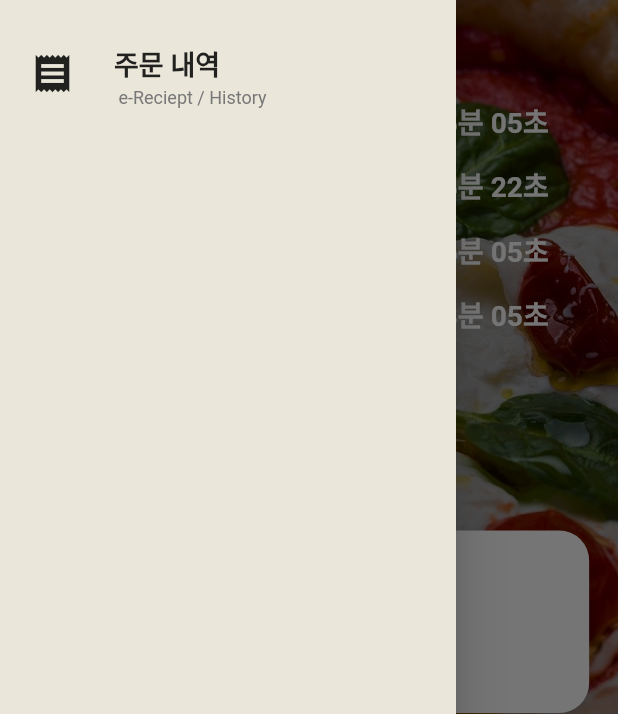
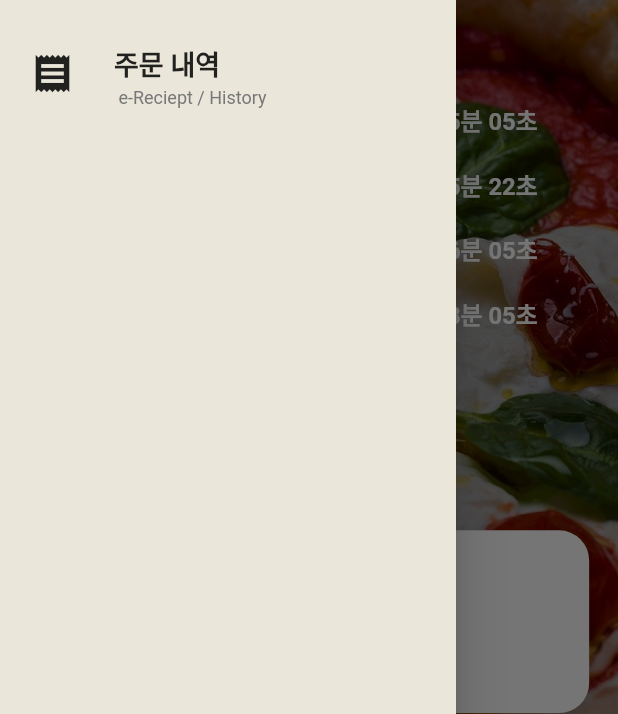
Before and after one commit to seunghwanly/commitSyndrome, a Flutter app: the OrderState widget shown alone on an empty page, opened directly, with the side drawer open, on a phone screen of 412 x 824 dp. Shown: the part 335-1049 px from the top of the screen. Run offline on Flutter 3.47's test engine with Material 2 defaults, Android fonts, the phone set to English and light mode, and no system bars.

Commit message:
폰트수정

```diff
--- a/gajuga_user/lib/component/body/order_state.dart
+++ b/gajuga_user/lib/component/body/order_state.dart
@@ -54,9 +54,9 @@ class OrderState extends StatelessWidget {
                           backgroundColor: Color.fromRGBO(0xff, 0xee, 0xe4, 1),
                         ),
                         makeWhiteText('결제완료', Colors.white, 0, 0,
-                            MediaQuery.of(context).size.width / 22),
+                            MediaQuery.of(context).size.width / 26),
                         makeWhiteText('19시 35분 05초', Colors.white, 0, 5,
-                            MediaQuery.of(context).size.width / 22),
+                            MediaQuery.of(context).size.width / 26),
                       ],
                     ),
                   ),
@@ -72,9 +72,9 @@ class OrderState extends StatelessWidget {
                                 Color.fromRGBO(0xf1, 0x7f, 0x42, 1),
                           ),
                           makeWhiteText('주문요청', Colors.white, 0, 5,
-                              MediaQuery.of(context).size.width / 22),
+                              MediaQuery.of(context).size.width / 26),
                           makeWhiteText('19시 35분 22초', Colors.white, 0, 5,
-                              MediaQuery.of(context).size.width / 22),
+                              MediaQuery.of(context).size.width / 26),
                         ],
                       )),
                   Container(
@@ -89,9 +89,9 @@ class OrderState extends StatelessWidget {
                                 Color.fromRGBO(0xce, 0x6d, 0x39, 1),
                           ),
                           makeWhiteText('주문승인', Colors.white, 0, 5,
-                              MediaQuery.of(context).size.width / 22),
+                              MediaQuery.of(context).size.width / 26),
                           makeWhiteText('19시 36분 05초', Colors.white, 0, 5,
-                              MediaQuery.of(context).size.width / 22),
+                              MediaQuery.of(context).size.width / 26),
                         ],
                       )),
                   Container(
@@ -106,9 +106,9 @@ class OrderState extends StatelessWidget {
                                 Color.fromRGBO(0x00, 0x00, 0x00, 1),
                           ),
                           makeWhiteText('준비완료', Colors.white, 0, 5,
-                              MediaQuery.of(context).size.width / 22),
+                              MediaQuery.of(context).size.width / 26),
                           makeWhiteText('19시 38분 05초', Colors.white, 0, 5,
-                              MediaQuery.of(context).size.width / 22),
+                              MediaQuery.of(context).size.width / 26),
                         ],
                       )),
                 ],
@@ -159,19 +159,19 @@ class OrderState extends StatelessWidget {
                                     Color.fromRGBO(33, 33, 31, 1),
                                     0,
                                     5,
-                                    MediaQuery.of(context).size.width / 20),
+                                    MediaQuery.of(context).size.width / 25),
                                 makeWhiteText(
                                     '루꼴라피자 외 2개',
                                     Color.fromRGBO(33, 33, 31, 1),
                                     0,
                                     5,
-                                    MediaQuery.of(context).size.width / 22),
+                                    MediaQuery.of(context).size.width / 27),
                                 makeWhiteText(
                                     '총 금액 : 42,700 Won',
                                     Color.fromRGBO(119, 119, 119, 1),
                                     0,
                                     5,
-                                    MediaQuery.of(context).size.width / 22),
+                                    MediaQuery.of(context).size.width / 27),
                               ],
                             ),
                             //color: Colors.black87,
--- a/gajuga_user/lib/util/to_text.dart
+++ b/gajuga_user/lib/util/to_text.dart
@@ -131,7 +131,7 @@ Widget makeThreeTitle(@required String left, @required String center,
           style: TextStyle(
               color: Color.fromRGBO(33, 33, 31, 1.0),
               fontWeight: FontWeight.bold,
-              fontSize: MediaQuery.of(context).size.width / 23),
+              fontSize: MediaQuery.of(context).size.width / 26),
           textAlign: TextAlign.left,
         ),
         Text(
@@ -139,7 +139,7 @@ Widget makeThreeTitle(@required String left, @required String center,
           style: TextStyle(
               color: Color.fromRGBO(218, 155, 104, 1.0),
               fontWeight: FontWeight.bold,
-              fontSize: MediaQuery.of(context).size.width / 23),
+              fontSize: MediaQuery.of(context).size.width / 26),
           textAlign: TextAlign.left,
         ),
         Text(
@@ -147,7 +147,7 @@ Widget makeThreeTitle(@required String left, @required String center,
           style: TextStyle(
               color: Color.fromRGBO(33, 33, 31, 1.0),
               fontWeight: FontWeight.bold,
-              fontSize: MediaQuery.of(context).size.width / 23),
+              fontSize: MediaQuery.of(context).size.width / 26),
           textAlign: TextAlign.left,
         ),
       ],
```
Also changed, not shown: gajuga_user/lib/component/body/shopping_cart.dart (+57 -37 lines).
